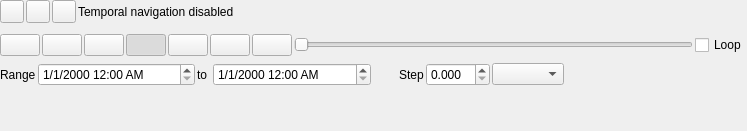
qgis/QGIS, file src/ui/qgstemporalcontrollerwidgetbase.ui: the form before one commit.
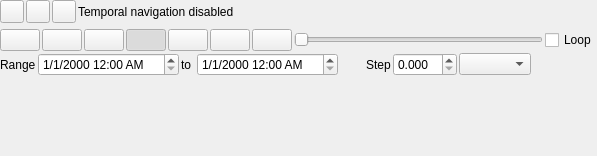
The form after the commit. The open tabs and pages were chosen to show the change. Icons and pictures are not drawn. Custom widgets are drawn as their Qt base class.

```diff
--- a/src/ui/qgstemporalcontrollerwidgetbase.ui
+++ b/src/ui/qgstemporalcontrollerwidgetbase.ui
@@ -2,14 +2,6 @@
 <ui version="4.0">
  <class>QgsTemporalControllerWidgetBase</class>
  <widget class="QgsPanelWidget" name="QgsTemporalControllerWidgetBase">
-  <property name="geometry">
-   <rect>
-    <x>0</x>
-    <y>0</y>
-    <width>747</width>
-    <height>131</height>
-   </rect>
-  </property>
   <property name="windowTitle">
    <string>QgsDockWidget</string>
   </property>
@@ -122,12 +114,6 @@
    </item>
    <item>
     <widget class="QStackedWidget" name="mNavigationModeStackedWidget">
-     <property name="sizePolicy">
-      <sizepolicy hsizetype="Preferred" vsizetype="Fixed">
-       <horstretch>0</horstretch>
-       <verstretch>0</verstretch>
-      </sizepolicy>
-     </property>
      <property name="currentIndex">
       <number>1</number>
      </property>
@@ -525,6 +511,19 @@
          </item>
         </layout>
        </item>
+       <item>
+        <spacer name="verticalSpacer_2">
+         <property name="orientation">
+          <enum>Qt::Vertical</enum>
+         </property>
+         <property name="sizeHint" stdset="0">
+          <size>
+           <width>20</width>
+           <height>40</height>
+          </size>
+         </property>
+        </spacer>
+       </item>
       </layout>
      </widget>
     </widget>
```
Left out of the diff: 2 changed lines with no effect on the pictures.
